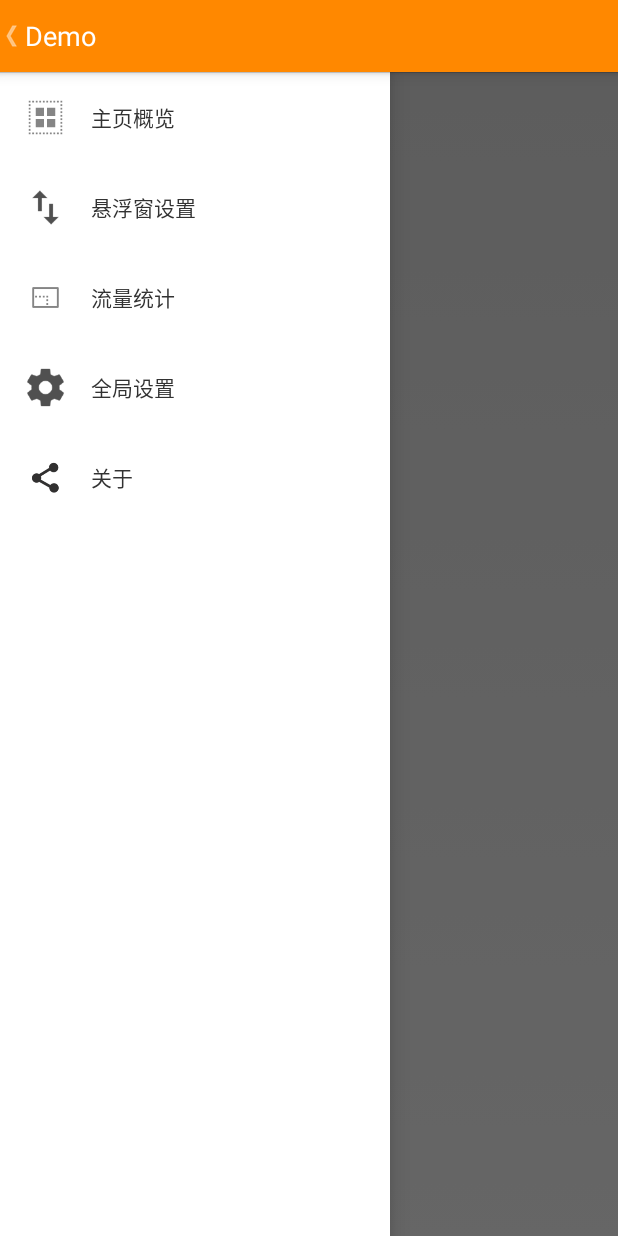
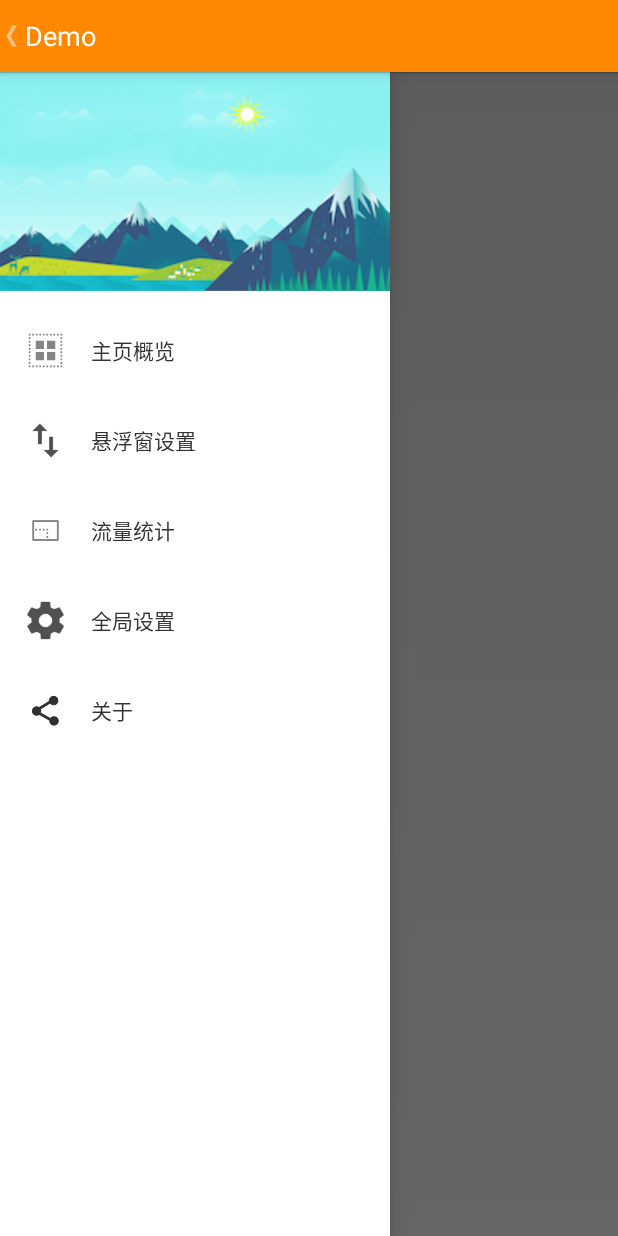
Before and after one commit to Fromnowon/netmeter_sample, an Android app: the screen it shows after launch (MainActivity), with the side drawer open, on a phone screen of 412 x 824 dp. Run offline under Robolectric (Android 15) with nearby library versions, the phone set to English and light mode, and no system bars; libraries missing offline, so code that uses them is left out: com.gc.materialdesign, com.github.mikephil.charting, com.gitonway.lee, com.ikimuhendis.ldrawer, com.kyleduo.switchbutton and 3 more; 51 statements that could not run were skipped.

Commit message:
修改UI

```diff
--- a/netmeter_sample/app/src/main/java/com/netmeter/like/netmeter/MainActivity.java
+++ b/netmeter_sample/app/src/main/java/com/netmeter/like/netmeter/MainActivity.java
@@ -15,12 +15,17 @@ import android.os.Handler;
 import android.support.v4.widget.DrawerLayout;
 import android.view.Gravity;
 import android.view.KeyEvent;
+import android.view.LayoutInflater;
 import android.view.MenuItem;
 import android.view.View;
+import android.view.ViewGroup;
 import android.view.Window;
 import android.view.WindowManager;
+import android.widget.AbsListView;
 import android.widget.AdapterView;
 import android.widget.CompoundButton;
+import android.widget.ImageView;
+import android.widget.LinearLayout;
 import android.widget.ListView;
 import android.widget.RelativeLayout;
 import android.widget.SimpleAdapter;
@@ -75,6 +80,9 @@ public class MainActivity extends Activity {
         SimpleAdapter adapter = new SimpleAdapter(this, getData(),
                 R.layout.draweritemlayout, new String[]{"img", "title"},
                 new int[]{R.id.drawer_iv, R.id.drawer_tv});
+        LayoutInflater mInflater = (LayoutInflater) getSystemService(Context.LAYOUT_INFLATER_SERVICE);
+        ViewGroup loadMoreLayout = (ViewGroup) mInflater.inflate(R.layout.drawer_headview, null);
+        mDrawerList.addHeaderView(loadMoreLayout, null, false);
         mDrawerList.setAdapter(adapter);
         final Fragment fragment0 = new Fragment_Index();
         final Fragment fragment1 = new Fragment_MeterSetting();
@@ -94,7 +102,7 @@ public class MainActivity extends Activity {
             @Override
             public void onItemClick(AdapterView<?> parent, View view, int position, long id) {
                 fragmentTransaction = fragmentManager.beginTransaction();
-                switch (position) {
+                switch (position-1) {
                     case 0: {
                         if (flag != 0)
                             fragmentTransaction.setCustomAnimations(R.animator.slide_in_left, R.animator.slide_out_right);
@@ -133,7 +141,7 @@ public class MainActivity extends Activity {
                                     getActionBar().setBackgroundDrawable(getResources().getDrawable(R.color.my_bar_setting));
                                     com.gitonway.lee.niftynotification.lib.Configuration cfg = new com.gitonway.lee.niftynotification.lib.Configuration.Builder()
                                             .setAnimDuration(700)
-                                            .setDispalyDuration(1000)
+                                            .setDispalyDuration(700)
                                             .setBackgroundColor("#ff098173")
                                             .setTextColor("#ffffffff")
                                             .setIconBackgroundColor("#ff098173")
@@ -152,7 +160,7 @@ public class MainActivity extends Activity {
                                     getActionBar().setBackgroundDrawable(getResources().getDrawable(R.color.colorAccent));
                                     com.gitonway.lee.niftynotification.lib.Configuration cfg = new com.gitonway.lee.niftynotification.lib.Configuration.Builder()
                                             .setAnimDuration(700)
-                                            .setDispalyDuration(1000)
+                                            .setDispalyDuration(700)
                                             .setBackgroundColor("#ff0000")
                                             .setTextColor("#ffffffff")
                                             .setIconBackgroundColor("#ff0000")
--- /dev/null
+++ b/netmeter_sample/app/src/main/res/layout/drawer_headview.xml
@@ -0,0 +1,13 @@
+<?xml version="1.0" encoding="utf-8"?>
+<RelativeLayout xmlns:android="http://schemas.android.com/apk/res/android"
+    android:layout_width="wrap_content"
+    android:layout_height="wrap_content"
+    android:paddingBottom="10dp">
+
+    <ImageView
+        android:layout_width="wrap_content"
+        android:layout_height="wrap_content"
+        android:src="@drawable/head"
+        android:scaleType="center"/>
+
+</RelativeLayout>
--- a/netmeter_sample/app/src/main/res/layout/draweritemlayout.xml
+++ b/netmeter_sample/app/src/main/res/layout/draweritemlayout.xml
@@ -1,9 +1,7 @@
 <?xml version="1.0" encoding="utf-8"?>
-<LinearLayout xmlns:android="http://schemas.android.com/apk/res/android"
+<RelativeLayout xmlns:android="http://schemas.android.com/apk/res/android"
     android:layout_width="match_parent"
-    android:layout_height="wrap_content"
-    android:fitsSystemWindows="true"
-    android:orientation="vertical">
+    android:layout_height="wrap_content">
 
     <LinearLayout
         android:layout_width="match_parent"
@@ -14,7 +12,7 @@
             android:id="@+id/drawer_iv"
             android:layout_width="30dp"
             android:layout_height="30dp"
-            android:layout_margin="15dp"/>
+            android:layout_margin="15dp" />
 
         <TextView
             android:id="@+id/drawer_tv"
@@ -23,11 +21,4 @@
             android:layout_gravity="center_vertical" />
     </LinearLayout>
 
-    <View
-        android:layout_width="match_parent"
-        android:layout_height="1dp"
-        android:background="?android:attr/listDivider"
-        android:layout_marginLeft="10dp"
-        android:layout_marginRight="10dp"
-        android:visibility="gone"/>
-</LinearLayout>
+</RelativeLayout>
```
Also changed, not shown: netmeter_sample/app/src/main/res/drawable/head.jpg (added), 3 other files.
